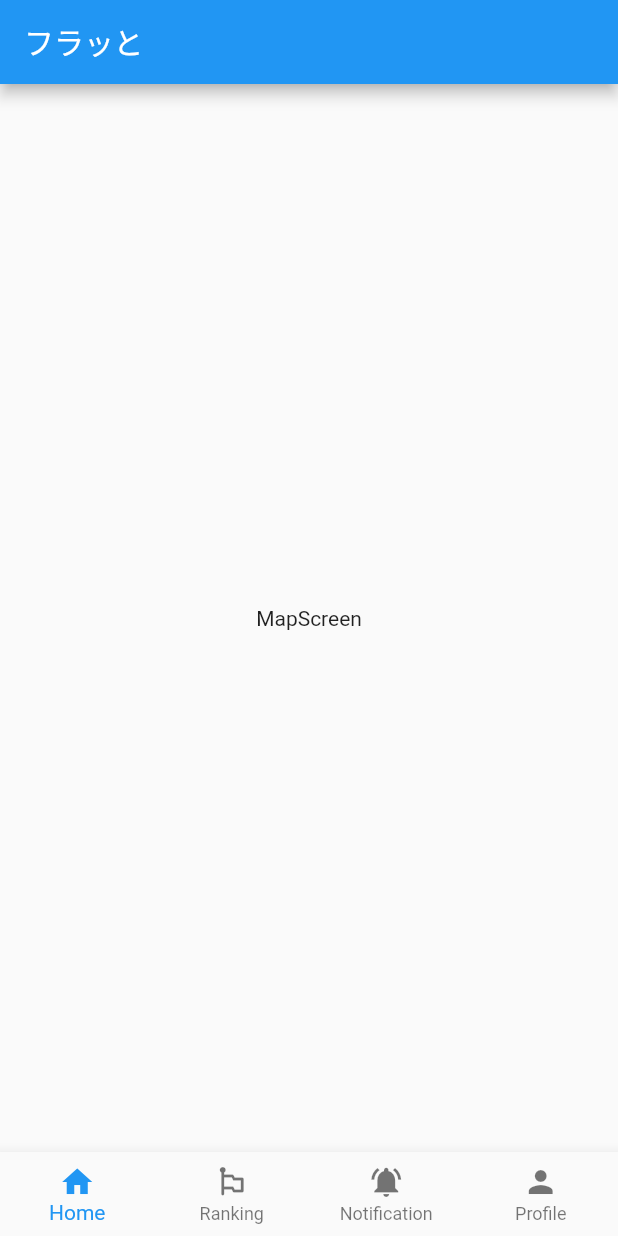
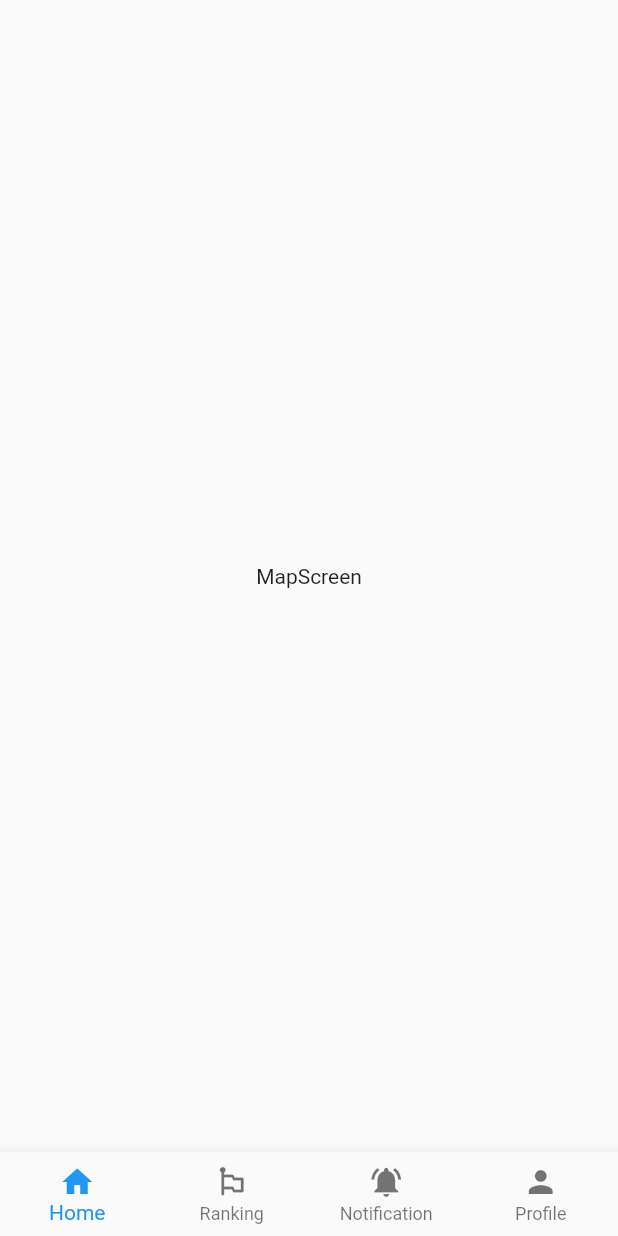
Before and after one commit to taise-hub/flatto, a Flutter app: the screen it shows after launch, on a phone screen of 412 x 824 dp. Run offline on Flutter 3.47's test engine with Material 2 defaults, Android fonts, the phone set to English and light mode, and no system bars.

Commit message:
おりゃ

```diff
--- a/lib/main.dart
+++ b/lib/main.dart
@@ -1,3 +1,4 @@
+import 'package:flatto/common/theme.dart';
 import 'package:flatto/screens/MapScreen.dart';
 import 'package:flatto/screens/NoticeScreen.dart';
 import 'package:flatto/screens/ProfileScreen.dart';
@@ -7,6 +8,7 @@ import 'package:flutter/material.dart';
 void main() {
   runApp(MaterialApp(
     title: 'flatto',
+    theme: appTheme,
     home: MyStatefulWidget(),
   ));
 }
@@ -37,7 +39,9 @@ class _MyStatefulWidgetState extends State<MyStatefulWidget> {
   @override
   Widget build(BuildContext context) {
     return Scaffold(
-      appBar: AppBar(title: const Text('フラッと')),
+      // appBar: AppBar(
+      //   title: const Text('フラッと'),
+      // ),
       body: PageView(
           controller: _pageController,
           physics: new NeverScrollableScrollPhysics(),
```
